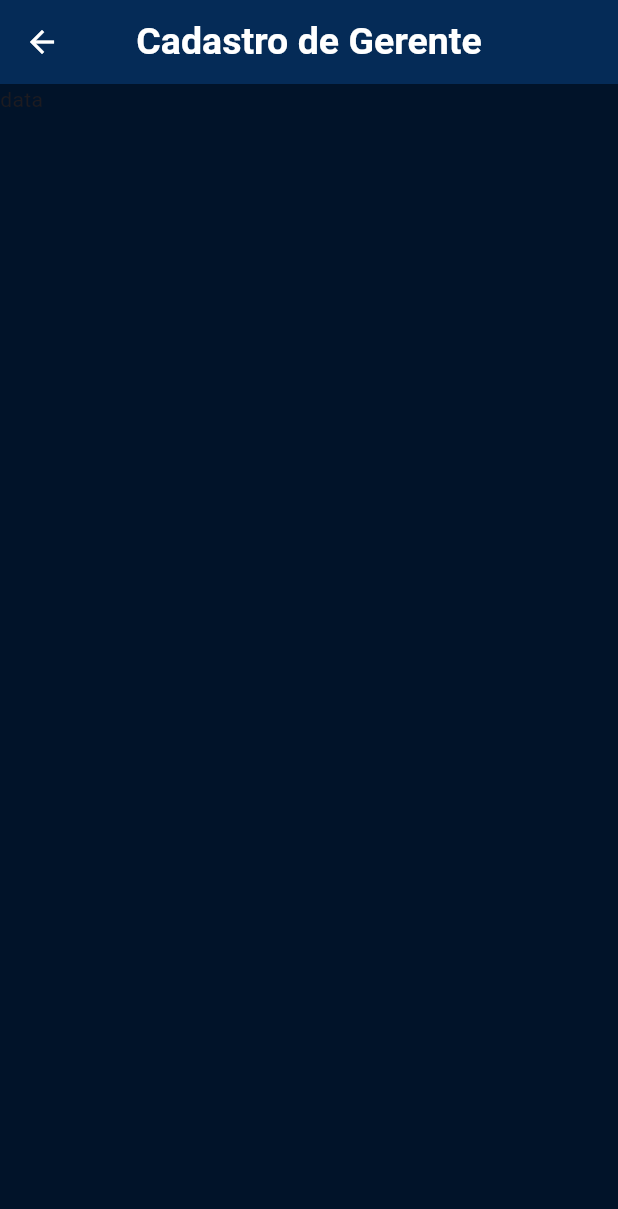
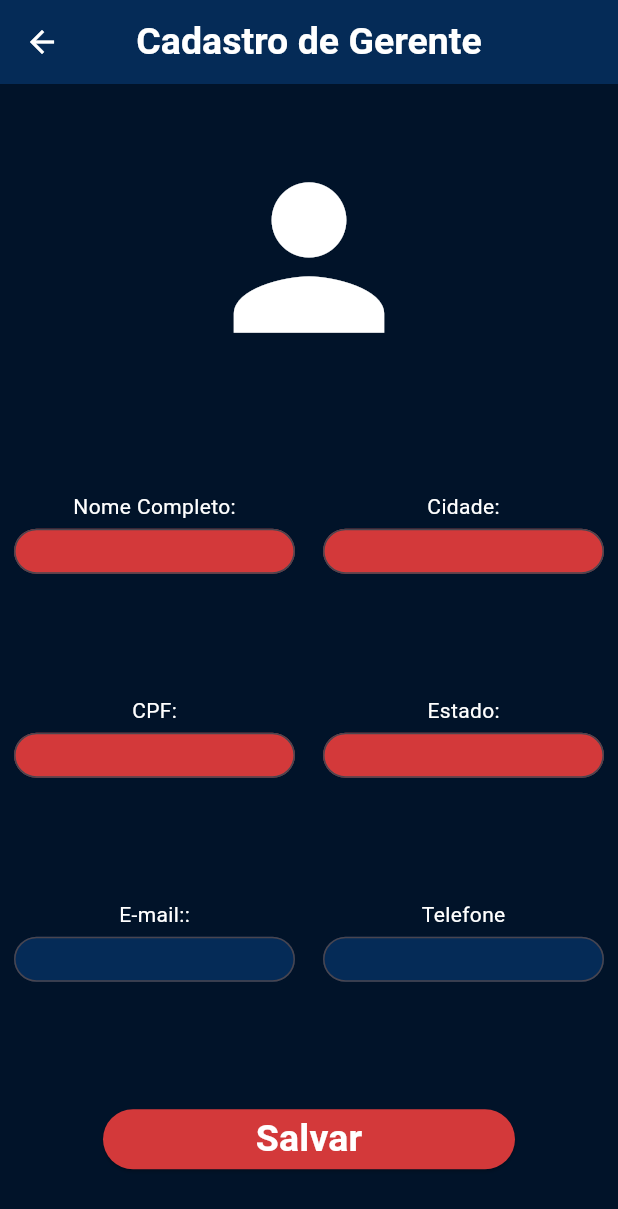
Before and after one commit to BernardoPeixer/SSAuto, a Flutter app: the ManagerRegistration screen opened by its route, on a phone screen of 412 x 824 dp. Shown: the top 1209 px of the screen. Run offline on Flutter 3.47's test engine with Material 3 defaults, Android fonts, the phone set to English and light mode, and no system bars.

Commit message:
Criacao da tela de cadastro de gerente

```diff
--- a/lib/view/managerRegistration.dart
+++ b/lib/view/managerRegistration.dart
@@ -1,4 +1,5 @@
 import 'package:flutter/material.dart';
+import 'package:ss_auto/view/widgets/textFormFieldVehicles.dart';
 
 class ManagerRegistration extends StatelessWidget {
   const ManagerRegistration({super.key});
@@ -24,11 +25,49 @@ class ManagerRegistration extends StatelessWidget {
         ),
       ),
       body: Column(
+        mainAxisAlignment: MainAxisAlignment.spaceAround,
         children: [
+          const Icon(
+            Icons.person,
+            size: 150,
+            color: Colors.white,
+          ),
           Row(
+            mainAxisAlignment: MainAxisAlignment.spaceAround,
             children: [
-              Text('data'),
+              TextFormFieldVehicles(title: 'Nome Completo:', color: orange),
+              TextFormFieldVehicles(title: 'Cidade:', color: orange),
             ],
+          ),
+          Row(
+            mainAxisAlignment: MainAxisAlignment.spaceAround,
+            children: [
+              TextFormFieldVehicles(title: 'CPF:', color: orange),
+              TextFormFieldVehicles(title: 'Estado:', color: orange),
+            ],
+          ),
+          Row(
+            mainAxisAlignment: MainAxisAlignment.spaceAround,
+            children: [
+              TextFormFieldVehicles(title: 'E-mail::', color: blu),
+              TextFormFieldVehicles(title: 'Telefone', color: blu),
+            ],
+          ),
+          Container(
+            width: MediaQuery.of(context).size.width / 1.5,
+            child: ElevatedButton(
+              style: ButtonStyle(
+                backgroundColor: WidgetStatePropertyAll(orange),
+              ),
+              onPressed: () {},
+              child: const Text(
+                'Salvar',
+                style: TextStyle(
+                    color: Colors.white,
+                    fontSize: 25,
+                    fontWeight: FontWeight.bold),
+              ),
+            ),
           )
         ],
       ),
```
